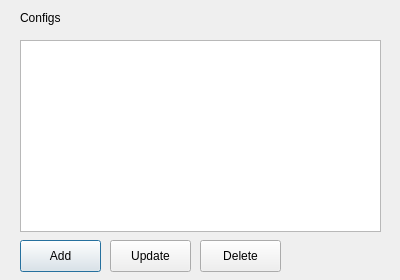
This is ui/remoteconfigwindow.ui in wznpp1/ShadowClash as Qt 5 draws it before an edit. The edited form follows.
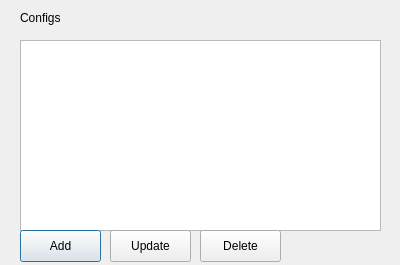
This is the edited form.

The edit to the form file:
```diff
--- a/ui/remoteconfigwindow.ui
+++ b/ui/remoteconfigwindow.ui
@@ -7,7 +7,7 @@
     <x>0</x>
     <y>0</y>
     <width>400</width>
-    <height>280</height>
+    <height>265</height>
    </rect>
   </property>
   <property name="windowTitle">
@@ -18,7 +18,7 @@
     <rect>
      <x>20</x>
      <y>10</y>
-     <width>58</width>
+     <width>111</width>
      <height>16</height>
     </rect>
    </property>
@@ -32,7 +32,7 @@
      <x>20</x>
      <y>40</y>
      <width>361</width>
-     <height>192</height>
+     <height>191</height>
     </rect>
    </property>
   </widget>
@@ -40,7 +40,7 @@
    <property name="geometry">
     <rect>
      <x>20</x>
-     <y>240</y>
+     <y>230</y>
      <width>81</width>
      <height>32</height>
     </rect>
@@ -53,7 +53,7 @@
    <property name="geometry">
     <rect>
      <x>110</x>
-     <y>240</y>
+     <y>230</y>
      <width>81</width>
      <height>32</height>
     </rect>
@@ -66,7 +66,7 @@
    <property name="geometry">
     <rect>
      <x>200</x>
-     <y>240</y>
+     <y>230</y>
      <width>81</width>
      <height>32</height>
     </rect>
```
